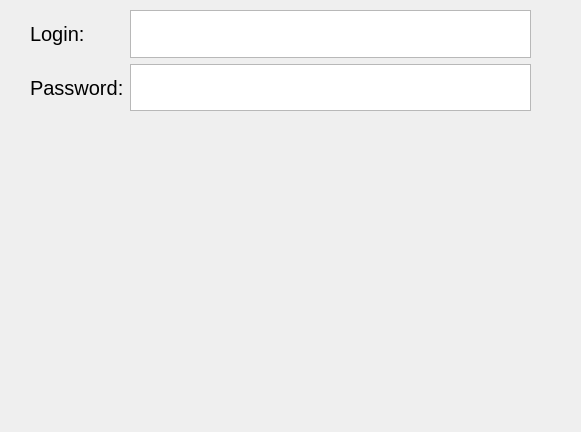
Before: the Qt Designer form login.ui in szsoppa/IRCclient, drawn with Qt 5.
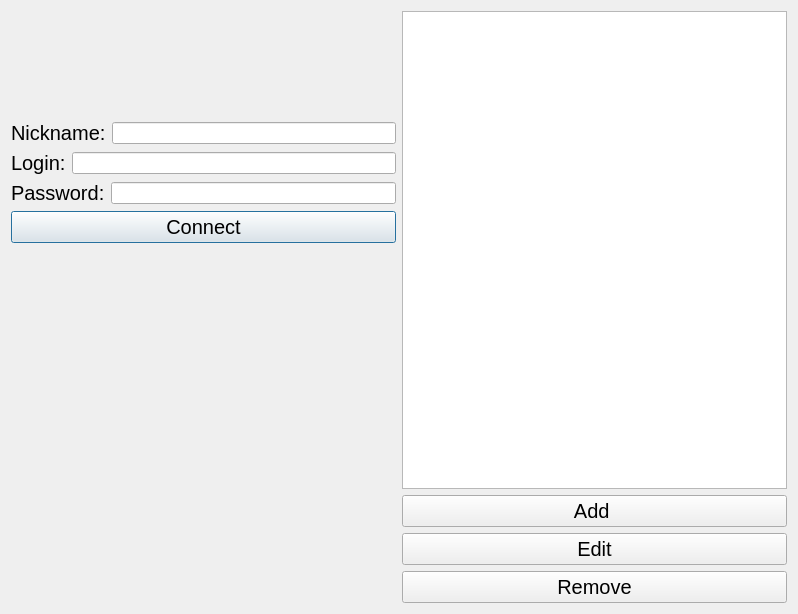
After: the same form once the commit is applied.

Commit message: Add new server window

```diff
--- a/login.ui
+++ b/login.ui
@@ -6,27 +6,43 @@
    <rect>
     <x>0</x>
     <y>0</y>
-    <width>581</width>
-    <height>432</height>
+    <width>798</width>
+    <height>614</height>
    </rect>
   </property>
   <property name="windowTitle">
    <string>Dialog</string>
   </property>
-  <widget class="QWidget" name="">
-   <property name="geometry">
-    <rect>
-     <x>30</x>
-     <y>10</y>
-     <width>501</width>
-     <height>101</height>
-    </rect>
-   </property>
-   <layout class="QHBoxLayout" name="horizontalLayout">
+  <layout class="QGridLayout" name="gridLayout">
+   <item row="0" column="0">
+    <layout class="QHBoxLayout" name="horizontalLayout_4">
     <item>
      <layout class="QVBoxLayout" name="verticalLayout_2">
       <item>
-       <widget class="QLabel" name="label">
+        <layout class="QVBoxLayout" name="verticalLayout">
+         <item>
+          <layout class="QHBoxLayout" name="horizontalLayout">
+           <item>
+            <widget class="QLabel" name="NicknameLabel">
+             <property name="font">
+              <font>
+               <pointsize>15</pointsize>
+              </font>
+             </property>
+             <property name="text">
+              <string>Nickname:</string>
+             </property>
+            </widget>
+           </item>
+           <item>
+            <widget class="QLineEdit" name="NicknameEdit"/>
+           </item>
+          </layout>
+         </item>
+         <item>
+          <layout class="QHBoxLayout" name="horizontalLayout_2">
+           <item>
+            <widget class="QLabel" name="LoginLabel">
         <property name="font">
          <font>
           <pointsize>15</pointsize>
@@ -38,7 +54,14 @@
        </widget>
       </item>
       <item>
-       <widget class="QLabel" name="label_2">
+            <widget class="QLineEdit" name="LoginEdit"/>
+           </item>
+          </layout>
+         </item>
+         <item>
+          <layout class="QHBoxLayout" name="horizontalLayout_3">
+           <item>
+            <widget class="QLabel" name="PasswordLabel">
         <property name="font">
          <font>
           <pointsize>15</pointsize>
@@ -49,21 +72,99 @@
         </property>
        </widget>
       </item>
+           <item>
+            <widget class="QLineEdit" name="PasswordEdit">
+             <property name="echoMode">
+              <enum>QLineEdit::Password</enum>
+             </property>
+            </widget>
+           </item>
      </layout>
     </item>
     <item>
-     <layout class="QVBoxLayout" name="verticalLayout">
-      <item>
-       <widget class="QPlainTextEdit" name="LoginEdit"/>
+          <widget class="QPushButton" name="pushButton_5">
+           <property name="font">
+            <font>
+             <pointsize>15</pointsize>
+            </font>
+           </property>
+           <property name="text">
+            <string>Connect</string>
+           </property>
+          </widget>
       </item>
       <item>
-       <widget class="QPlainTextEdit" name="PasswordEdit"/>
+          <spacer name="verticalSpacer">
+           <property name="orientation">
+            <enum>Qt::Vertical</enum>
+           </property>
+           <property name="sizeType">
+            <enum>QSizePolicy::Fixed</enum>
+           </property>
+           <property name="sizeHint" stdset="0">
+            <size>
+             <width>20</width>
+             <height>250</height>
+            </size>
+           </property>
+          </spacer>
       </item>
      </layout>
     </item>
    </layout>
-  </widget>
- </widget>
+     </item>
+     <item>
+      <layout class="QVBoxLayout" name="verticalLayout_3">
+       <item>
+        <widget class="QListWidget" name="ServerListWidget"/>
+       </item>
+       <item>
+        <widget class="QPushButton" name="pushButton">
+         <property name="font">
+          <font>
+           <pointsize>15</pointsize>
+          </font>
+         </property>
+         <property name="text">
+          <string>Add </string>
+         </property>
+        </widget>
+       </item>
+       <item>
+        <widget class="QPushButton" name="pushButton_2">
+         <property name="font">
+          <font>
+           <pointsize>15</pointsize>
+          </font>
+         </property>
+         <property name="text">
+          <string>Edit</string>
+         </property>
+        </widget>
+       </item>
+       <item>
+        <widget class="QPushButton" name="pushButton_3">
+         <property name="font">
+          <font>
+           <pointsize>15</pointsize>
+          </font>
+         </property>
+         <property name="text">
+          <string>Remove</string>
+         </property>
+        </widget>
+       </item>
+      </layout>
+     </item>
+    </layout>
+   </item>
+  </layout>
+ </widget>
+ <tabstops>
+  <tabstop>pushButton</tabstop>
+  <tabstop>pushButton_2</tabstop>
+  <tabstop>pushButton_3</tabstop>
+ </tabstops>
  <resources/>
  <connections/>
 </ui>
```
Lines whose indentation alone changed are shown as unchanged. The commit also changes 8 other files.
